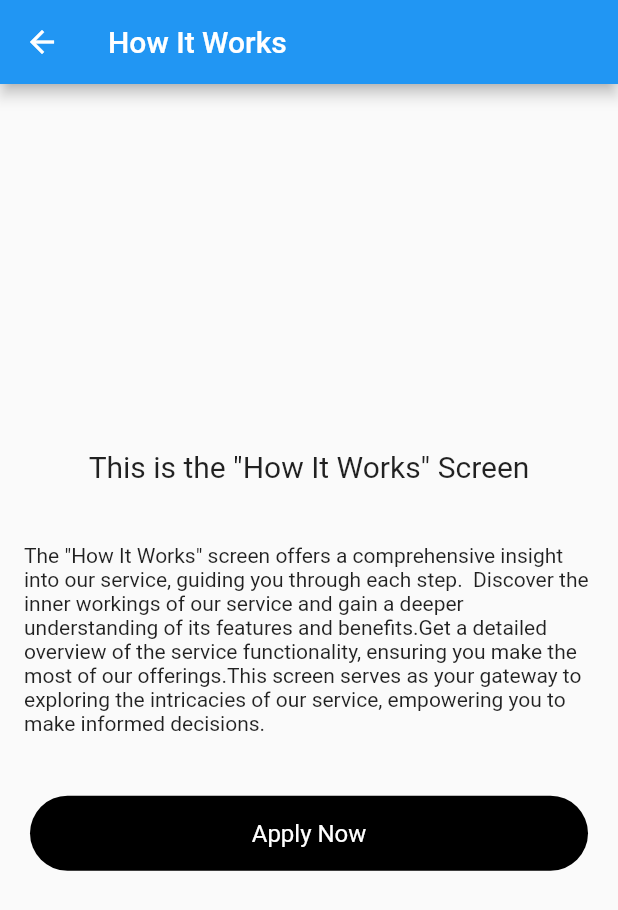
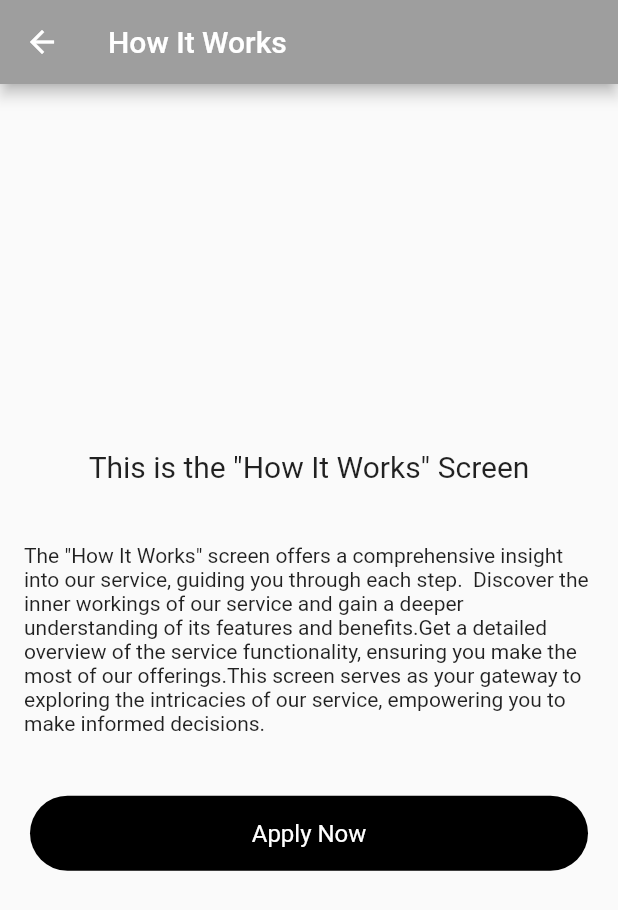
Before and after one commit to officialravindra/HaveySolutions-task, a Flutter app: the ServicesListScreenMobileView screen opened directly, after a tap on "Apply Now", on a phone screen of 412 x 824 dp. Shown: the top 910 px of the screen. Run offline on Flutter 3.47's test engine with Material 2 defaults, Android fonts, the light colour scheme and no system bars; our stand-ins replace cloud_firestore, connectivity_plus, firebase_auth, firebase_core, flutter_spinkit, fluttertoast and 5 more; accounts and stored records are empty.

Commit message:
initial commit.

```diff
--- a/assets/json/UserDetails.json
+++ b/assets/json/UserDetails.json
@@ -16,13 +16,13 @@
       "mobile_number": "7014702611"
     },
     "alternate_number": {
-      "country_code": "",
+      "country_code": "+971",
       "mobile_number": ""
     }
   },
   "referral_details": {
     "referral_number": {
-      "country_code": "",
+      "country_code": "+971",
       "mobile_number": ""
     },
     "referral_name": ""
--- a/lib/main.dart
+++ b/lib/main.dart
@@ -2,6 +2,7 @@ import 'package:firebase_core/firebase_core.dart';
 import 'package:flutter/material.dart';
 import 'package:get/get.dart';
 import 'package:harvery_solutions_task/routes/AppRoutes.dart';
+import 'package:harvery_solutions_task/utils/AppColors.dart';
 import 'package:harvery_solutions_task/utils/base/ConnectivityController.dart';
 
 /*-------------------------------------------------------------------------------------------------------*/
@@ -22,9 +23,11 @@ class MyApp extends StatelessWidget {
   @override
   Widget build(BuildContext context) {
     return GetMaterialApp(
+      debugShowCheckedModeBanner: false,
       initialBinding: BindingsBuilder(() {
         Get.put(ConnectivityController()); // Register ConnectivityController
       }),
+
       initialRoute: '/',
       routes: Routes.routes, // Use the routes from AppRoutes
 
--- a/lib/pages/application_submission/controller/ApplicationSubmissionController.dart
+++ b/lib/pages/application_submission/controller/ApplicationSubmissionController.dart
@@ -122,6 +122,8 @@ class ApplicationSubmissionController extends GetxController {
     required dynamic newValue,
   }) async {
     if (_connectivityController.isOnline.value) {
+
+
       try {
         String userId = await SharedPreferencesUtils.getUserId();
         await repository.updateUserData(
--- a/lib/pages/application_submission/view/mobile/ApplicationSubmissionScreenMobileView.dart
+++ b/lib/pages/application_submission/view/mobile/ApplicationSubmissionScreenMobileView.dart
@@ -13,7 +13,7 @@ import '../../controller/ApplicationSubmissionController.dart';
 
 /*---------------------------------------------------------------------------------------------------------------------------------------------------------------------------------*/
 //This screen is created to submit the application details.User will be able to submit the application details here.Some info will be prefilled and other will be fetch from firebase.
-//Under the class there are some widgets that has been recursively inside this screen.
+//Under the class there are some widgets that has been used recursively inside this screen.
 /*---------------------------------------------------------------------------------------------------------------------------------------------------------------------------------*/
 class ApplicationSubmissionScreenMobileView extends StatelessWidget {
   ApplicationSubmissionScreenMobileView();
@@ -105,7 +105,7 @@ class ApplicationSubmissionScreenMobileView extends StatelessWidget {
                   buildDataTile(
                     labelText: AppStrings.alternate_contact_number,
                     valueText:
-                        controller.alternatePhoneNumberCountryCode.value +
+                    controller.alternatePhoneNumber.value == "" ? "" : controller.alternatePhoneNumberCountryCode.value +
                             controller.alternatePhoneNumber.value,
                   ),
                   SizedBox(height: Styles.kSizedBoxHeight),
@@ -121,7 +121,7 @@ class ApplicationSubmissionScreenMobileView extends StatelessWidget {
                   SizedBox(height: 10.0),
                   buildDataTile(
                     labelText: AppStrings.referral_number,
-                    valueText: controller.referralPhoneNumberCountryCode.value +
+                    valueText:  controller.referralPhoneNumber.value == "" ? "" : controller.referralPhoneNumberCountryCode.value +
                         controller.referralPhoneNumber.value,
                   ),
                   SizedBox(height: 10.0),
--- a/lib/pages/how_its_works/view/mobile/HowItWorksScreenMobileView.dart
+++ b/lib/pages/how_its_works/view/mobile/HowItWorksScreenMobileView.dart
@@ -7,6 +7,7 @@ import '../../../../routes/AppRoutes.dart';
 import '../../../../utils/AppStrings.dart';
 import '../../../../utils/AppUtils.dart';
 import '../../../../utils/constants/AppDimensions.dart';
+import '../../../../widgets/appbar/CustomAppBar.dart';
 import '../../../../widgets/button/SimpleButtton.dart';
 import '../../../application_submission/view/page/ApplicationSubmissionScreen.dart';
 
@@ -21,8 +22,14 @@ class HowItWorksScreenMobileView extends StatelessWidget {
   @override
   Widget build(BuildContext context) {
     return Scaffold(
-      appBar: AppBar(
-        title: Text(AppStrings.how_its_works),
+
+
+      appBar: CustomAppBar(
+        title: AppStrings.how_its_works,
+        showLeadingIcon: true, // Set to true to show the back arrow
+        onPressed: () {
+          Navigator.pop(context); // Example: Navigate back
+        },
       ),
       body: Center(
         child: Padding(
--- a/lib/pages/services_listing/view/mobile/ServicesListScreenMobileView.dart
+++ b/lib/pages/services_listing/view/mobile/ServicesListScreenMobileView.dart
@@ -5,6 +5,7 @@ import 'package:harvery_solutions_task/pages/application_submission/view/mobile/
 
 import '../../../../utils/AppStrings.dart';
 import '../../../../utils/constants/AppDimensions.dart';
+import '../../../../widgets/appbar/CustomAppBar.dart';
 import '../../../../widgets/button/CustomButton.dart';
 import '../../../authentication/login/controller/LoginController.dart';
 import '../../controller/ServiceListController.dart';
@@ -21,8 +22,13 @@ class ServicesListScreenMobileView extends StatelessWidget {
   @override
   Widget build(BuildContext context) {
     return Scaffold(
-      appBar: AppBar(
-        title: Text(AppStrings.pick_service),
+
+      appBar: CustomAppBar(
+        title: AppStrings.pick_service,
+        showLeadingIcon: false, // Set to true to show the back arrow
+        onPressed: () {
+          Navigator.pop(context); // Example: Navigate back
+        },
       ),
       body: Obx(
         () => ListView.builder(
--- a/lib/utils/bottom_sheet/BottomSheetUtils.dart
+++ b/lib/utils/bottom_sheet/BottomSheetUtils.dart
@@ -187,7 +187,7 @@ class BottomSheetUtils {
                     children: [
                       InkWell(
                         onTap: () {
-                          //
+
                           if (AppUtils.isNull(controller.referralName.value)) {
                             AppUtils.showSnackbar(
                                 AppUtils().getContext(),
--- /dev/null
+++ b/lib/widgets/appbar/CustomAppBar.dart
@@ -0,0 +1,31 @@
+import 'package:flutter/material.dart';
+import 'package:harvery_solutions_task/utils/AppColors.dart';
+
+class CustomAppBar extends StatelessWidget implements PreferredSizeWidget {
+  final String title;
+  final bool showLeadingIcon;
+  final VoidCallback? onPressed;
+
+  CustomAppBar({
+    required this.title,
+    required this.showLeadingIcon,
+    this.onPressed,
+  });
+
+  @override
+  Size get preferredSize => Size.fromHeight(kToolbarHeight);
+
+  @override
+  Widget build(BuildContext context) {
+    return AppBar(
+      backgroundColor: AppColors.grey,
+      title: Text(title),
+      leading: showLeadingIcon
+          ? IconButton(
+        icon: Icon(Icons.arrow_back),
+        onPressed: onPressed,
+      )
+          : null,
+    );
+  }
+}
```
Also changed, not shown: lib/pages/submission_successfull/view/mobile/SubmissionSuccessfullScreenMobileView.dart (+8 -2 lines).
